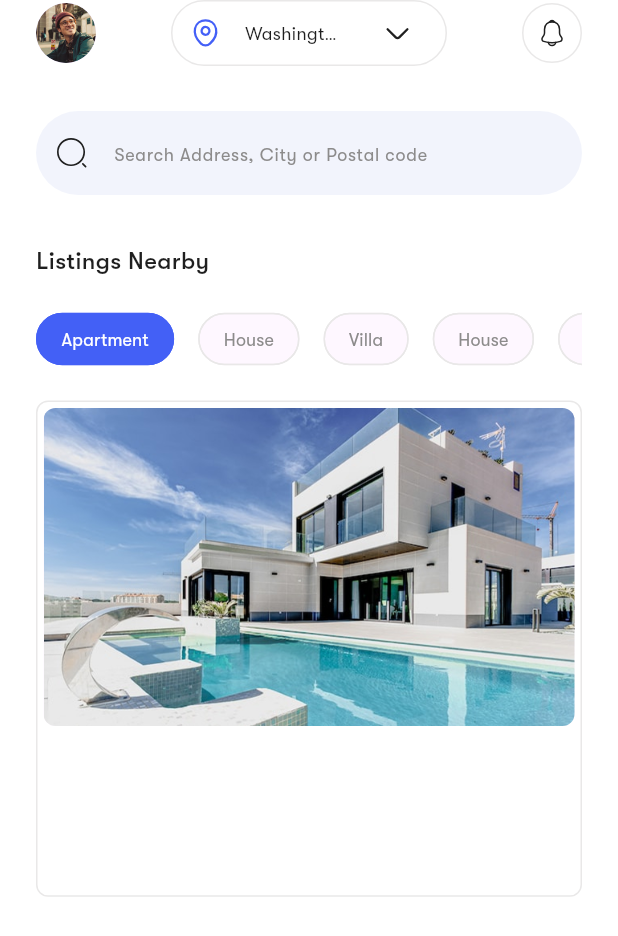
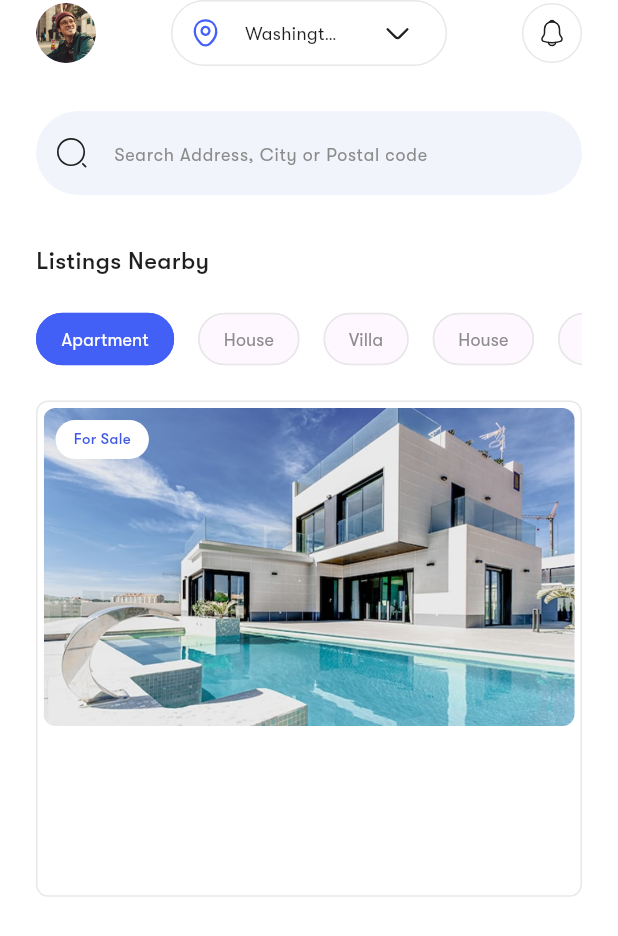
Before and after one commit to Nidhal-Khazene/HomeSpace-RealEstate-Flutter-Mobile-App, a Flutter app: the HomeView screen opened by its route, on a phone screen of 412 x 824 dp. Shown: the top 936 px of the screen. Run offline on Flutter 3.47's test engine with Material 3 defaults, Android fonts, the phone set to English and light mode, and no system bars; our stand-ins replace flutter_svg, shared_preferences; accounts and stored records are empty.

Commit message:
add for sale container

```diff
--- a/lib/features/home/presentation/views/widgets/listing_card.dart
+++ b/lib/features/home/presentation/views/widgets/listing_card.dart
@@ -1,4 +1,6 @@
 import 'package:flutter/material.dart';
+import 'package:home_space/core/utils/colors.dart';
+import 'package:home_space/core/utils/styles.dart';
 
 import 'listing_card_carousel_view.dart';
 
@@ -41,6 +43,28 @@ class _ListingCardState extends State<ListingCard> {
         child: Stack(
           children: [
             ListingCardCarouselView(carouselController: _carouselController),
+            Positioned(
+              top: 12,
+              left: 12,
+              child: Container(
+                decoration: ShapeDecoration(
+                  color: Colors.white,
+                  shape: RoundedRectangleBorder(
+                    borderRadius: BorderRadius.circular(100),
+                  ),
+                ),
+                padding: const EdgeInsets.symmetric(
+                  vertical: 6,
+                  horizontal: 12,
+                ),
+                child: Text(
+                  "For Sale",
+                  style: AppStyles.medium10.copyWith(
+                    color: ColorsData.kPrimaryColor,
+                  ),
+                ),
+              ),
+            ),
           ],
         ),
       ),
```
